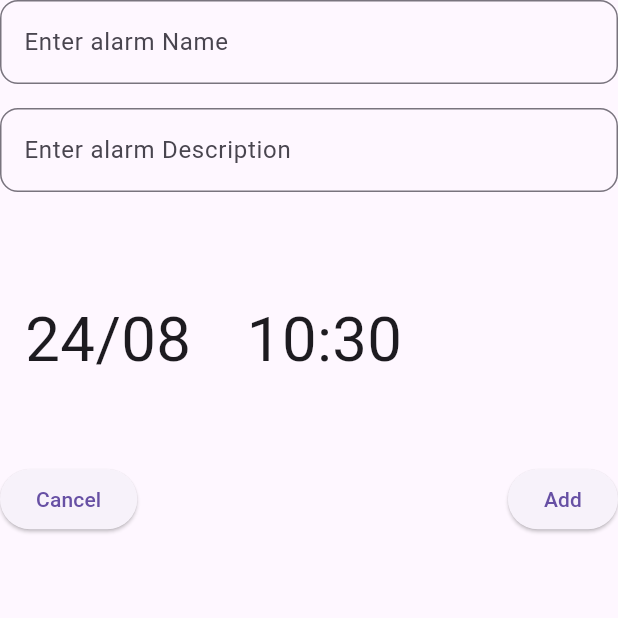
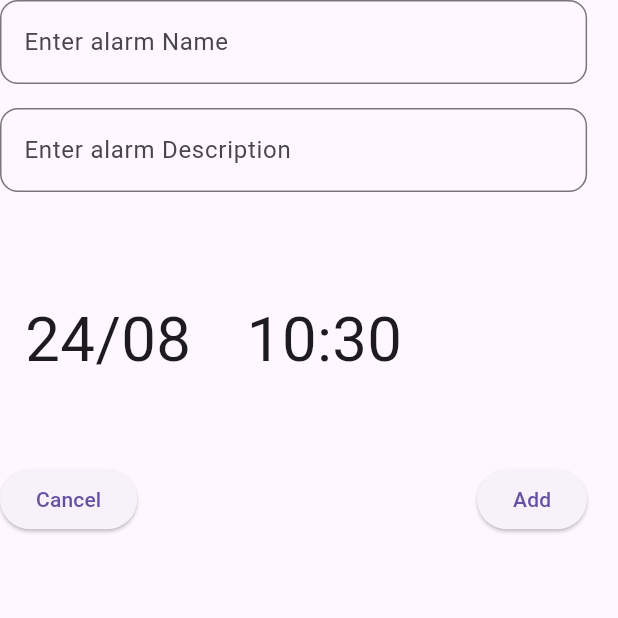
Before and after one commit to Davipcrs/flutter_clock, a Flutter app: the AddAlarmView screen opened by its route, on a phone screen of 412 x 824 dp, the top half of it. Run offline on Flutter 3.47's test engine with Material 2 defaults, Android fonts, the light colour scheme and no system bars; our stand-ins replace sqflite; missing offline and left inert: alarm; accounts and stored records are empty.

Commit message:
add dayless flag to the alarm Model.

```diff
--- a/lib/controller/alarm_controller.dart
+++ b/lib/controller/alarm_controller.dart
@@ -1,5 +1,4 @@
 import 'package:alarm/alarm.dart';
-import 'package:flutter/services.dart';
 import 'package:mobile_clock/model/alarm_model.dart';
 
 class AlarmControler {
@@ -7,6 +6,7 @@ class AlarmControler {
 
   //Make Alarms note Date Dependent.
   _modifyAlarmDate(AlarmModel alarmModel) {
+    if(alarmModel.dayless){
     DateTime aux = alarmModel.time;
     alarmModel.time = DateTime(
       DateTime.now().year,
@@ -17,6 +17,7 @@ class AlarmControler {
       aux.second,
     );
     return alarmModel;
+    }
   }
 
   initAlarm(AlarmModel alarmModel) async {
--- a/lib/controller/db.dart
+++ b/lib/controller/db.dart
@@ -34,7 +34,8 @@ class DB {
       name TEXT,
       desc TEXT,
       priority INTEGER,
-      isActive INTEGER
+      isActive INTEGER,
+      dayless INTEGER
       );
       ''';
     await db.execute(alarm);
--- a/lib/controller/navigation_controller.dart
+++ b/lib/controller/navigation_controller.dart
@@ -11,10 +11,10 @@ class RouteGen{
       case '/':
         return MaterialPageRoute(builder: (_) => HomePage());
 
-      case 'addAlarm':
+      case '/addAlarm':
         return MaterialPageRoute(builder: (_) => AddAlarmView());
 
-      case 'editAlarm':
+      case '/editAlarm':
         return MaterialPageRoute(builder: (_) => EditAlarmView(args: args));
 
       default:
--- a/lib/model/alarm_model.dart
+++ b/lib/model/alarm_model.dart
@@ -6,6 +6,7 @@ class AlarmModel {
     this.desc,
     this.priority,
     required this.id,
+    required this.dayless,
   });
   DateTime time;
   String name;
@@ -13,6 +14,7 @@ class AlarmModel {
   late String? desc;
   late int? priority;
   late int id;
+  bool dayless; //implement data conversions.
 
   Map<String, dynamic> toMap() {
     return {
@@ -22,6 +24,7 @@ class AlarmModel {
       'isActive': isActive ? 1 : 0,
       'desc': desc,
       'priority': priority,
+      'dayless': dayless ? 1 : 0,
     };
   }
 
@@ -32,6 +35,7 @@ class AlarmModel {
       'desc': desc,
       'priority': priority,
       'isActive': isActive ? 1 : 0,
+      'dayless': dayless ? 1 : 0,
     };
   }
 
@@ -42,6 +46,7 @@ class AlarmModel {
         isActive: json['isActive'] == 0 ? false : true,
         desc: json['desc'],
         priority: json['priority'],
+        dayless: json['dayless'] == 0 ? false : true,
       );
 
   factory AlarmModel.fromAlarmSettings(Map<String, dynamic> settings) =>
@@ -51,5 +56,6 @@ class AlarmModel {
         isActive: true,
         id: settings['id'],
         desc: settings['notificationBody'],
+        dayless: false,
       );
 }
--- a/lib/view/add_alarm_view.dart
+++ b/lib/view/add_alarm_view.dart
@@ -77,18 +77,25 @@ class _AddAlarmViewState extends State<AddAlarmView> {
       name: nameController.text,
       desc: descriptionController.text,
       time: dateTimeController,
+      dayless: true //dayless alarms
     );
     DB.instance.insertAlarm(alarmModel);
 
     nameController.clear();
     descriptionController.clear();
     dateTimeController = DateTime.now();
+
+    Navigator.of(context).pop();
   }
 
   @override
   Widget build(BuildContext context) {
     return Scaffold(
-      body: Column(
+      body: SafeArea(
+        child: SizedBox(
+          width: (MediaQuery.of(context).size.width) * 0.95,
+          height: (MediaQuery.of(context).size.height) - kToolbarHeight,
+          child: Column(
             children: [
               Padding(
                 padding: const EdgeInsets.only(bottom: 16),
@@ -164,17 +171,24 @@ class _AddAlarmViewState extends State<AddAlarmView> {
                 mainAxisAlignment: MainAxisAlignment.spaceBetween,
                 children: [
                   ElevatedButton(
-                onPressed: () => null,
-                child: Text('Cancel'),
+                    onPressed: () {
+                      nameController.clear();
+                      descriptionController.clear();
+                      dateTimeController = DateTime.now();
+                      Navigator.of(context).pop();
+                      },
+                    child: const Text('Cancel'),
                   ),
                   ElevatedButton(
                     onPressed: () => _addOnTap(),
-                child: Text('Add'),
+                    child: const Text('Add'),
                   ),
                 ],
               )
             ],
           ),
+        ),
+      ),
     );
   }
 }
--- a/lib/view/alarm_view.dart
+++ b/lib/view/alarm_view.dart
@@ -41,6 +41,7 @@ class _AlarmViewState extends State<AlarmView> {
               //shrinkWrap: true,
               itemCount: snapshot.data!.length,
               itemBuilder: (BuildContext context, int index) {
+
                 return InkWell(
                   child: Column(
                     children: [
@@ -83,6 +84,7 @@ class _AlarmViewState extends State<AlarmView> {
                       Row(
                         children: [
                           Text(
+                            snapshot.data[index].dayless ? "Hora: Dayless" : //Add Hour in the interface.
                             "Hora: ${snapshot.data[index].time.toString().split('.')[0]}",
                             style: TextStyle(
                                 fontSize:
```
Also changed, not shown: lib/view/clock_view.dart (+8 -3 lines), 1 other file. Lines whose indentation alone changed are shown as unchanged.
